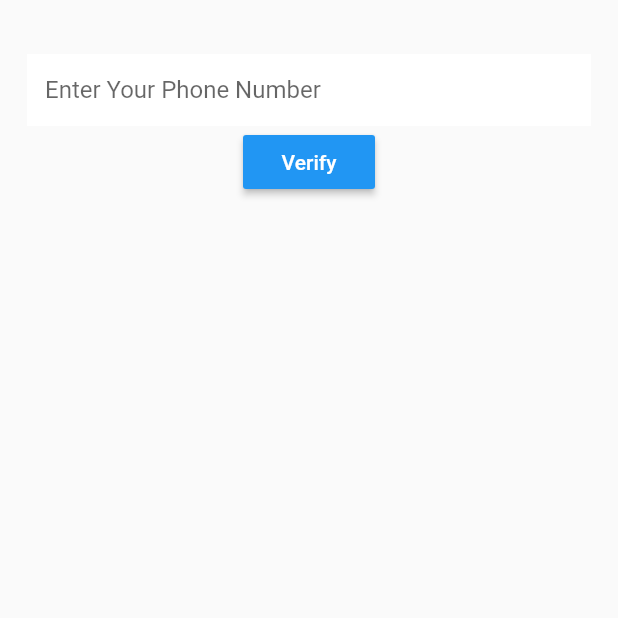
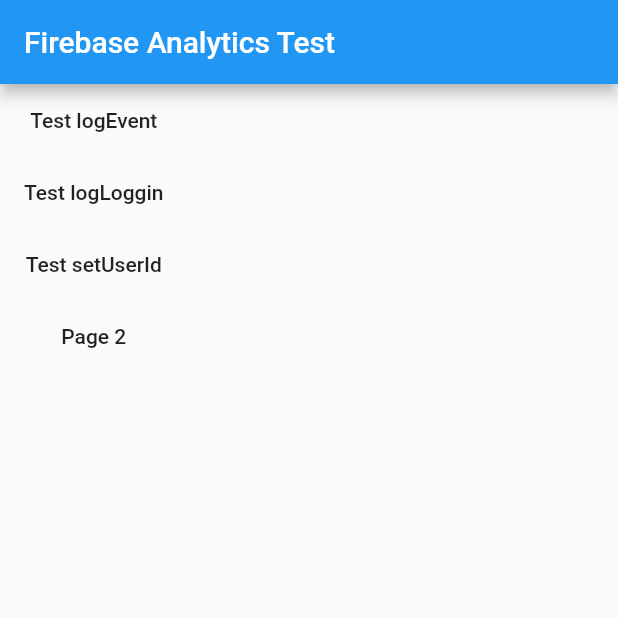
Before and after one commit to AsmaaRihan/DatabaseAcquisitionSystem, a Flutter app: the screen it shows after launch, on a phone screen of 412 x 824 dp, the top half of it. Run offline on Flutter 3.47's test engine with Material 2 defaults, Android fonts, the phone set to English and light mode, and no system bars; our stand-ins replace firebase_analytics, firebase_auth, firebase_core; accounts and stored records are empty.

Commit message:
Analytics

```diff
--- /dev/null
+++ b/lib/MainPage.dart
@@ -0,0 +1,58 @@
+import 'package:Task/page2.dart';
+import 'package:firebase_analytics/firebase_analytics.dart';
+import 'package:firebase_analytics/observer.dart';
+import 'package:flutter/material.dart';
+
+import 'Services/AnalyticsService.dart';
+
+class MainPage extends StatefulWidget {
+  @override
+  _MainPageState createState() => _MainPageState();
+}
+
+class _MainPageState extends State<MainPage> {
+  AnalyticsService analyticsService = AnalyticsService();
+  int trailNo = 0;
+
+  @override
+  Widget build(BuildContext context) {
+    return Scaffold(
+      appBar: AppBar(
+        title: Text('Firebase Analytics Test'),
+      ),
+      body: Column(
+        children: <Widget>[
+          MaterialButton(
+            onPressed: () {
+              setState(() {
+                trailNo += 1;
+              });
+              analyticsService.sendAnalyticsEvent(trailNo, 'MainPage');
+            },
+            child: const Text('Test logEvent'),
+          ),
+          MaterialButton(
+            onPressed: () {
+              // analyticsService.logLoggin();
+            },
+            child: const Text('Test logLoggin'),
+          ),
+          MaterialButton(
+            onPressed: () {
+              analyticsService.setUserProperties(
+                  userId: '12345678901234567890123456789');
+            },
+            child: const Text('Test setUserId'),
+          ),
+          MaterialButton(
+            onPressed: () {
+              Navigator.pushReplacement(
+                  context, MaterialPageRoute(builder: (context) => Page2()));
+            },
+            child: const Text('Page 2'),
+          ),
+        ],
+      ),
+    );
+  }
+}
--- a/lib/PhoneAuth/LoginPage.dart
+++ b/lib/PhoneAuth/LoginPage.dart
@@ -75,9 +75,12 @@ class _LoginPageState extends State<LoginPage> {
   Future<void> verifyPhone(phone) async {
     final PhoneCodeAutoRetrievalTimeout autoRetrieve = (String verId) {
       this.verficationId = verId;
+      print('AutoRet $verId');
     };
     final PhoneCodeSent smsCodeSent = (String verId, [int forceCodeResend]) {
       this.verficationId = verId;
+      print('smsCodeSent $verId');
+
       setState(() {
         this.codeSent = true;
       });
--- /dev/null
+++ b/lib/Services/AnalyticsService.dart
@@ -0,0 +1,66 @@
+import 'package:firebase_analytics/firebase_analytics.dart';
+import 'package:firebase_analytics/observer.dart';
+import 'package:flutter/material.dart';
+
+class AnalyticsService {
+  final FirebaseAnalytics _anylytics = new FirebaseAnalytics();
+  FirebaseAnalyticsObserver getAnalyticsOberver() =>
+      FirebaseAnalyticsObserver(analytics: _anylytics);
+
+  Future setUserProperties({@required String userId}) async {
+    await _anylytics.setUserId(userId);
+    await _anylytics.setUserProperty(
+        name: 'UserTesting', value: 'Testing User Proprrty');
+    print('setUserProperties succeeded');
+  }
+
+  Future<void> sendAnalyticsEvent(int number, name) async {
+    await _anylytics
+        .logEvent(
+          name:
+              'Test_Analytics', // name that will be show in the debuge console
+          parameters: <String, dynamic>{
+            'id': 14524896,
+            'name': 'Hello_in_Analytics',
+            'bool': true,
+            'screen': name
+          },
+        )
+        .whenComplete(() => print('logEvent succeeded'))
+        .catchError((e) => print('Error in LogEvent: $e'));
+    setScreenName(name);
+  }
+
+  Future setScreenName(String name) async {
+    await _anylytics
+        .setCurrentScreen(
+          screenName: name,
+        )
+        .whenComplete(() => print('SetCurrentScreen succeeded'));
+  }
+
+  // Future<void> setScreenName({@required String name}) async {
+  //   await _anylytics
+  //       .setCurrentScreen(screenName: name)
+  //       .then((value) => print('Name is $name'));
+  // }
+
+  Future logLoggin() async {
+    await _anylytics.logLogin(loginMethod: 'email');
+  }
+
+  // Future logSignUp() async {
+  //   await _anylytics.logSignUp(signUpMethod: 'email');
+  // }
+
+  // Future logPostCreated() async {
+  //   await _anylytics
+  //       .logEvent(name: 'creat_Post', parameters: {'has_image': true});
+  // }
+
+  //  Navigator.of(context).push(MaterialPageRoute(
+  //       builder: (context) => HomeView(),
+  //       //this name will be in the frebase Analytics console
+  //       settings: RouteSettings(name: 'HomeView'),
+  //     ));
+}
--- a/lib/main.dart
+++ b/lib/main.dart
@@ -1,11 +1,11 @@
-import 'PhoneAuth/AuthService.dart';
-import 'package:firebase_auth/firebase_auth.dart';
+import 'package:Task/MainPage.dart';
+import 'package:Task/Services/AnalyticsService.dart';
 import 'package:firebase_core/firebase_core.dart';
 import 'package:flutter/material.dart';
 
 void main() async {
   WidgetsFlutterBinding.ensureInitialized();
-  await Firebase.initializeApp();
+  Firebase.initializeApp();
   runApp(MyApp());
 }
 
@@ -13,8 +13,11 @@ class MyApp extends StatelessWidget {
   @override
   Widget build(BuildContext context) {
     return MaterialApp(
-      debugShowCheckedModeBanner: false,
-      home: AuthService().handleAuth(),
-    );
+        navigatorObservers: [AnalyticsService().getAnalyticsOberver()],
+        debugShowCheckedModeBanner: false,
+        home: MainPage()
+
+        //  AuthService().handleAuth(),
+        );
   }
 }
--- a/pubspec.yaml
+++ b/pubspec.yaml
@@ -27,10 +27,10 @@ dependencies:
   firebase_database: "^4.3.0"
   firebase_auth: "^0.18.3"
   cloud_firestore: "^0.14.3"
-
-  # The following adds the Cupertino Icons font to your application.
+# The following adds the Cupertino Icons font to your application.
   # Use with the CupertinoIcons class for iOS style icons.
   cupertino_icons: ^1.0.0
+  firebase_analytics:
 
 dev_dependencies:
   flutter_test:
```
Also changed, not shown: SHA-.txt (+6 -1 lines), lib/page2.dart (added, +28 -0 lines), pubspec.lock, 19 other files.
